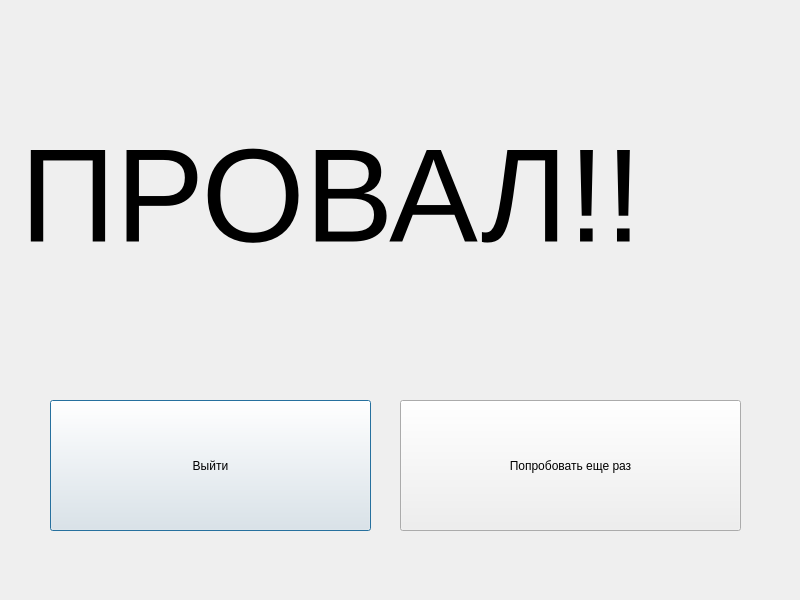
Old version of the form ui/FailureWindow.ui in the repository den4ik2975/courseWork.
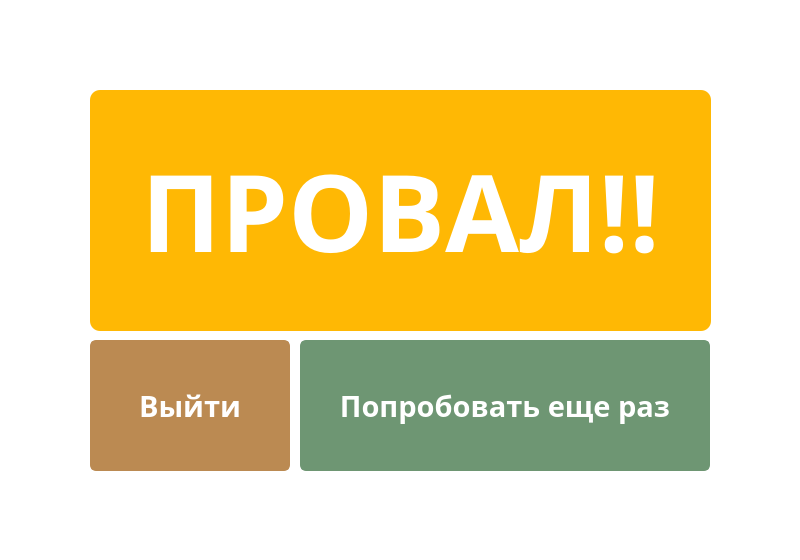
New version of the form. Icons and pictures are not drawn.

```diff
--- a/ui/FailureWindow.ui
+++ b/ui/FailureWindow.ui
@@ -7,57 +7,134 @@
     <x>0</x>
     <y>0</y>
     <width>800</width>
-    <height>600</height>
+    <height>560</height>
    </rect>
   </property>
+  <property name="minimumSize">
+   <size>
+    <width>800</width>
+    <height>560</height>
+   </size>
+  </property>
+  <property name="maximumSize">
+   <size>
+    <width>800</width>
+    <height>560</height>
+   </size>
+  </property>
+  <property name="font">
+   <font>
+    <family>Century Gothic</family>
+    <pointsize>12</pointsize>
+    <weight>75</weight>
+    <bold>true</bold>
+   </font>
+  </property>
   <property name="windowTitle">
    <string>MainWindow</string>
   </property>
-  <widget class="QWidget" name="centralwidget">
-   <widget class="QLabel" name="label">
-    <property name="geometry">
-     <rect>
-      <x>20</x>
-      <y>50</y>
-      <width>731</width>
-      <height>291</height>
-     </rect>
-    </property>
-    <property name="font">
-     <font>
-      <pointsize>100</pointsize>
-     </font>
-    </property>
-    <property name="text">
-     <string>ПРОВАЛ!!</string>
-    </property>
-   </widget>
-   <widget class="QPushButton" name="exitButton">
-    <property name="geometry">
-     <rect>
-      <x>50</x>
-      <y>400</y>
-      <width>321</width>
-      <height>131</height>
-     </rect>
-    </property>
-    <property name="text">
-     <string>Выйти</string>
-    </property>
-   </widget>
-   <widget class="QPushButton" name="retryButton">
-    <property name="geometry">
-     <rect>
-      <x>400</x>
-      <y>400</y>
-      <width>341</width>
-      <height>131</height>
-     </rect>
-    </property>
-    <property name="text">
-     <string>Попробовать еще раз</string>
-    </property>
-   </widget>
+  <property name="windowIcon">
+   <iconset>
+    <normaloff>../resources/temp/icon.png</normaloff>../resources/temp/icon.png</iconset>
+  </property>
+  <property name="styleSheet">
+   <string notr="true">background-color: white; color: white;</string>
+  </property>
+  <widget class="QPushButton" name="retryButton">
+   <property name="geometry">
+    <rect>
+     <x>300</x>
+     <y>340</y>
+     <width>410</width>
+     <height>131</height>
+    </rect>
+   </property>
+   <property name="font">
+    <font>
+     <family>Century Gothic</family>
+     <pointsize>22</pointsize>
+     <weight>75</weight>
+     <bold>true</bold>
+    </font>
+   </property>
+   <property name="styleSheet">
+    <string notr="true">QPushButton {
+	background-color: #6e9673;
+	color: white;
+	border-radius: 6px;
+	border: 2px solid #6e9673;
+}
+
+QPushButton:hover {
+	background-color: #648768;
+	color: white;
+}</string>
+   </property>
+   <property name="text">
+    <string>Попробовать еще раз</string>
+   </property>
+  </widget>
+  <widget class="QPushButton" name="exitButton">
+   <property name="geometry">
+    <rect>
+     <x>90</x>
+     <y>340</y>
+     <width>200</width>
+     <height>131</height>
+    </rect>
+   </property>
+   <property name="font">
+    <font>
+     <family>Century Gothic</family>
+     <pointsize>22</pointsize>
+     <weight>75</weight>
+     <bold>true</bold>
+    </font>
+   </property>
+   <property name="styleSheet">
+    <string notr="true">QPushButton {
+	background-color: #bb8a52;
+	color: white;
+	border-radius: 6px;
+	border: 2px solid #bb8a52;
+}
+
+QPushButton:hover {
+	background-color: #A47A4C;
+	color: white;
+}</string>
+   </property>
+   <property name="text">
+    <string>Выйти</string>
+   </property>
+  </widget>
+  <widget class="QLabel" name="label">
+   <property name="geometry">
+    <rect>
+     <x>90</x>
+     <y>90</y>
+     <width>621</width>
+     <height>241</height>
+    </rect>
+   </property>
+   <property name="font">
+    <font>
+     <family>Century Gothic</family>
+     <pointsize>80</pointsize>
+     <weight>75</weight>
+     <bold>true</bold>
+    </font>
+   </property>
+   <property name="styleSheet">
+    <string notr="true">background-color: #ffb804;
+border-radius: 10px;</string>
+   </property>
+   <property name="text">
+    <string>ПРОВАЛ!!</string>
+   </property>
+   <property name="alignment">
+    <set>Qt::AlignCenter</set>
+   </property>
   </widget>
  </widget>
  <resources/>
```
